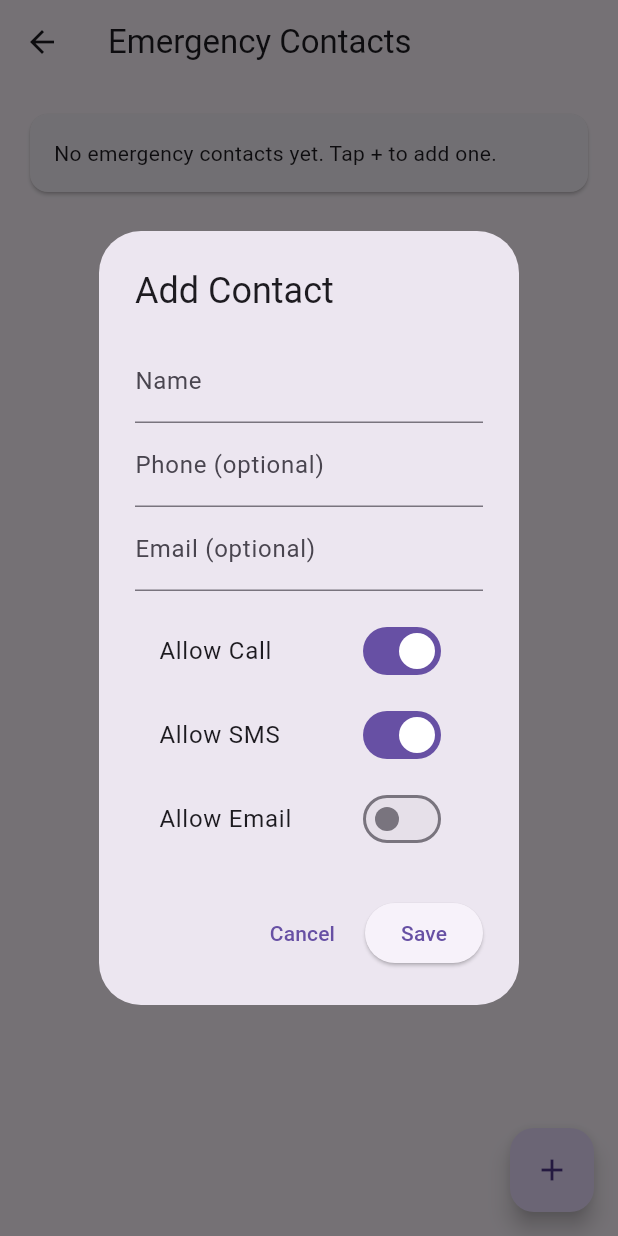
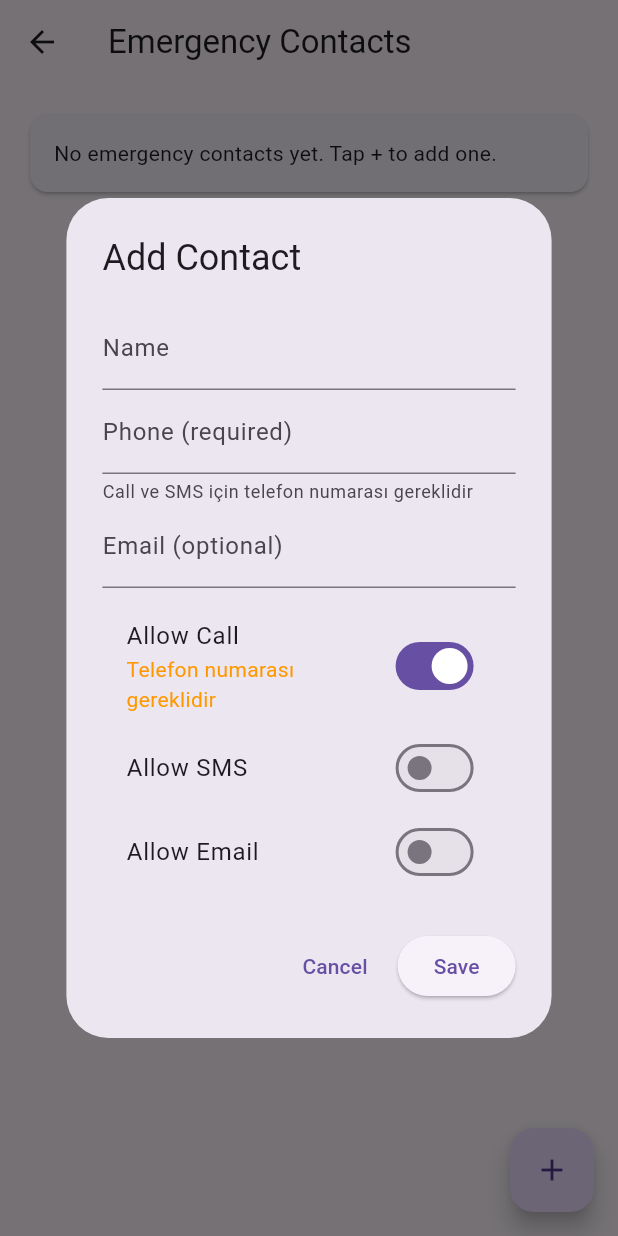
Before and after one commit to sinemceyhun/safewear, a Flutter app: the EmergencyContactsScreen screen opened directly, after a tap on the "add" icon, on a phone screen of 412 x 824 dp. Run offline on Flutter 3.47's test engine with Material 3 defaults, Android fonts, the phone set to English and light mode, and no system bars; our stand-ins replace flutter_blue_plus, flutter_local_notifications, permission_handler, shared_preferences; accounts and stored records are empty.

Commit message:
tried to add sms module

```diff
--- a/lib/screens/emergency_contacts_screen.dart
+++ b/lib/screens/emergency_contacts_screen.dart
@@ -72,13 +72,19 @@ class EmergencyContactsScreen extends StatelessWidget {
   static String _subtitle(EmergencyContact c) {
     final phone = (c.phone == null || c.phone!.trim().isEmpty) ? '—' : c.phone!.trim();
     final email = (c.email == null || c.email!.trim().isEmpty) ? '—' : c.email!.trim();
-    final actions = <String>[
-      if (c.canCall) 'Call',
-      if (c.canSms) 'SMS',
-      if (c.canEmail) 'Email',
-    ].join(', ');
 
-    return 'Phone: $phone\nEmail: $email\nActions: ${actions.isEmpty ? '—' : actions}';
+    final actions = <String>[];
+    if (c.canCall) actions.add('Call');
+    if (c.canSms) {
+      if (c.phone != null && c.phone!.trim().isNotEmpty) {
+        actions.add('SMS (Otomatik)');
+      } else {
+        actions.add('SMS (Telefon yok!)');
+      }
+    }
+    if (c.canEmail) actions.add('Email');
+
+    return 'Phone: $phone\nEmail: $email\nActions: ${actions.isEmpty ? '—' : actions.join(', ')}';
   }
 }
 
@@ -111,6 +117,26 @@ class _EmergencyContactEditDialogState extends State<_EmergencyContactEditDialog
     _canCall = e?.canCall ?? true;
     _canSms = e?.canSms ?? true;
     _canEmail = e?.canEmail ?? false;
+
+    // Telefon numarası değiştiğinde, eğer boşsa SMS'i otomatik kapat
+    _phoneCtrl.addListener(_onPhoneChanged);
+
+    // İlk yüklemede telefon numarası kontrolü yap
+    _validateSmsWithPhone();
+  }
+
+  void _onPhoneChanged() {
+    _validateSmsWithPhone();
+  }
+
+  void _validateSmsWithPhone() {
+    final phone = _phoneCtrl.text.trim();
+    // Eğer telefon numarası yoksa ve SMS açıksa, SMS'i kapat
+    if (phone.isEmpty && _canSms) {
+      setState(() {
+        _canSms = false;
+      });
+    }
   }
 
   @override
@@ -123,22 +149,59 @@ class _EmergencyContactEditDialogState extends State<_EmergencyContactEditDialog
 
   void _save() {
     final name = _nameCtrl.text.trim();
-    if (name.isEmpty) return;
+    if (name.isEmpty) {
+      _showError('İsim zorunludur');
+      return;
+    }
 
     final phone = _phoneCtrl.text.trim();
     final email = _emailCtrl.text.trim();
+
+    // SMS için telefon numarası kontrolü
+    if (_canSms && phone.isEmpty) {
+      _showError('SMS göndermek için telefon numarası gereklidir');
+      return;
+    }
+
+    // Call için telefon numarası kontrolü
+    if (_canCall && phone.isEmpty) {
+      _showError('Arama yapmak için telefon numarası gereklidir');
+      return;
+    }
+
+    // Email için email kontrolü
+    if (_canEmail && email.isEmpty) {
+      _showError('Email göndermek için email adresi gereklidir');
+      return;
+    }
+
+    // SMS/Call açıkken telefon numarası yoksa otomatik kapat
+    final finalCanSms = _canSms && phone.isNotEmpty;
+    final finalCanCall = _canCall && phone.isNotEmpty;
+    final finalCanEmail = _canEmail && email.isNotEmpty;
 
     final contact = EmergencyContact(
       id: widget.existing?.id ?? DateTime.now().microsecondsSinceEpoch.toString(),
       name: name,
       phone: phone.isEmpty ? null : phone,
       email: email.isEmpty ? null : email,
-      canCall: _canCall,
-      canSms: _canSms,
-      canEmail: _canEmail,
+      canCall: finalCanCall,
+      canSms: finalCanSms,
+      canEmail: finalCanEmail,
     );
 
     Navigator.of(context).pop(contact);
+  }
+
+  void _showError(String message) {
+    if (!mounted) return;
+    ScaffoldMessenger.of(context).showSnackBar(
+      SnackBar(
+        content: Text(message),
+        backgroundColor: Colors.red,
+        duration: const Duration(seconds: 2),
+      ),
+    );
   }
 
   @override
@@ -158,13 +221,23 @@ class _EmergencyContactEditDialogState extends State<_EmergencyContactEditDialog
             ),
             TextField(
               controller: _phoneCtrl,
-              decoration: const InputDecoration(labelText: 'Phone (optional)'),
+              decoration: InputDecoration(
+                labelText: 'Phone ${_canCall || _canSms ? "(required)" : "(optional)"}',
+                helperText: (_canCall || _canSms)
+                    ? 'Call ve SMS için telefon numarası gereklidir'
+                    : null,
+              ),
               keyboardType: TextInputType.phone,
               textInputAction: TextInputAction.next,
             ),
             TextField(
               controller: _emailCtrl,
-              decoration: const InputDecoration(labelText: 'Email (optional)'),
+              decoration: InputDecoration(
+                labelText: 'Email ${_canEmail ? "(required)" : "(optional)"}',
+                helperText: _canEmail
+                    ? 'Email göndermek için email adresi gereklidir'
+                    : null,
+              ),
               keyboardType: TextInputType.emailAddress,
               textInputAction: TextInputAction.done,
               onSubmitted: (_) => _save(),
@@ -172,18 +245,50 @@ class _EmergencyContactEditDialogState extends State<_EmergencyContactEditDialog
             const SizedBox(height: 12),
             SwitchListTile(
               title: const Text('Allow Call'),
+              subtitle: _canCall && _phoneCtrl.text.trim().isEmpty
+                  ? const Text('Telefon numarası gereklidir', style: TextStyle(color: Colors.orange))
+                  : null,
               value: _canCall,
-              onChanged: (v) => setState(() => _canCall = v),
+              onChanged: (v) {
+                if (v && _phoneCtrl.text.trim().isEmpty) {
+                  _showError('Arama için önce telefon numarası giriniz');
+                  return;
+                }
+                setState(() => _canCall = v);
+              },
             ),
             SwitchListTile(
               title: const Text('Allow SMS'),
+              subtitle: _canSms && _phoneCtrl.text.trim().isEmpty
+                  ? const Text('Telefon numarası gereklidir', style: TextStyle(color: Colors.orange))
+                  : _canSms
+                      ? const Text('Acil durumda otomatik SMS gönderilecek', style: TextStyle(color: Colors.green, fontSize: 12))
+                      : null,
               value: _canSms,
-              onChanged: (v) => setState(() => _canSms = v),
+              onChanged: (v) {
+                if (v) {
+                  final phone = _phoneCtrl.text.trim();
+                  if (phone.isEmpty) {
+                    _showError('SMS için önce telefon numarası giriniz');
+                    return;
+                  }
+                }
+                setState(() => _canSms = v);
+              },
             ),
             SwitchListTile(
               title: const Text('Allow Email'),
+              subtitle: _canEmail && _emailCtrl.text.trim().isEmpty
+                  ? const Text('Email adresi gereklidir', style: TextStyle(color: Colors.orange))
+                  : null,
               value: _canEmail,
-              onChanged: (v) => setState(() => _canEmail = v),
+              onChanged: (v) {
+                if (v && _emailCtrl.text.trim().isEmpty) {
+                  _showError('Email için önce email adresi giriniz');
+                  return;
+                }
+                setState(() => _canEmail = v);
+              },
             ),
           ],
         ),
--- a/lib/services/emergency_action_service.dart
+++ b/lib/services/emergency_action_service.dart
@@ -10,10 +10,14 @@ class EmergencyActionService {
     await _launch(uri);
   }
 
+  /// Opens SMS app with pre-filled message (user can review and send manually)
+  /// Note: For safety, SMS is not sent automatically. User must confirm.
   Future<void> sms(EmergencyContact c, String message) async {
     final phone = c.phone?.trim();
     if (phone == null || phone.isEmpty) return;
 
+    // Open SMS app with pre-filled message
+    // User must manually press send button (safer approach)
     final uri = Uri(
       scheme: 'sms',
       path: phone,
--- a/lib/services/permission_service.dart
+++ b/lib/services/permission_service.dart
@@ -23,6 +23,7 @@ class PermissionService {
       btScan,
       btConnect,
       notifications,
+      // SMS permission removed - we only open SMS app, don't send directly
     ];
 
     // If the OS doesn't support bluetoothScan/bluetoothConnect (older Android),
--- a/lib/state/app_state.dart
+++ b/lib/state/app_state.dart
@@ -308,6 +308,37 @@ class AppState extends ChangeNotifier {
       title: 'SafeWear: EMERGENCY',
       body: reason,
     );
+
+    // Otomatik SMS gönder: SMS yetkisi olan acil durum kişilerine
+    await _sendEmergencySmsToContacts(reason: reason);
+  }
+
+  /// Acil durum kişilerine SMS uygulamasını açar (mesaj önceden doldurulmuş olur)
+  /// Kullanıcı SMS'i gözden geçirip göndermek için onay vermelidir (güvenlik için)
+  Future<void> _sendEmergencySmsToContacts({required String reason}) async {
+    // SMS gönderebilecek kişileri filtrele
+    final smsContacts = emergencyContacts.where((c) {
+      return c.canSms &&
+             (c.phone?.trim().isNotEmpty ?? false);
+    }).toList();
+
+    if (smsContacts.isEmpty) return;
+
+    final message = buildEmergencyMessage(reason: reason);
+
+    // Her SMS destekleyen kişi için SMS uygulamasını aç
+    // Not: Birden fazla kişi varsa, her biri için ayrı SMS uygulaması açılır
+    // Kullanıcı her mesajı gözden geçirip göndermek için onay vermelidir
+    for (final contact in smsContacts) {
+      try {
+        await _actionSvc.sms(contact, message);
+        // Her SMS uygulaması açılması arasında kısa bir gecikme
+        await Future.delayed(const Duration(milliseconds: 300));
+      } catch (e) {
+        // SMS uygulaması açma hatası olsa bile diğer kişilere devam et
+        print('Failed to open SMS app for ${contact.name}: $e');
+      }
+    }
   }
 
   Future<void> emergencyCall(EmergencyContact c) => _actionSvc.call(c);
```
Also changed, not shown: 1 other file.
